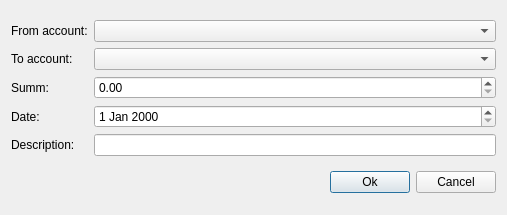
Before: the Qt Designer form editoperation.ui in sergey196510/mycash, drawn with Qt 5.
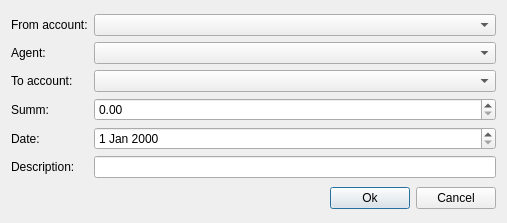
After: the same form once the commit is applied. Custom widgets are drawn as their Qt base class.

What changed in the file:
```diff
--- a/editoperation.ui
+++ b/editoperation.ui
@@ -7,7 +7,7 @@
     <x>0</x>
     <y>0</y>
     <width>507</width>
-    <height>215</height>
+    <height>223</height>
    </rect>
   </property>
   <property name="windowTitle">
@@ -16,27 +16,17 @@
   <layout class="QVBoxLayout" name="verticalLayout">
    <item>
     <layout class="QGridLayout" name="gridLayout">
-     <item row="2" column="1">
-      <widget class="QDoubleSpinBox" name="summSpinBox"/>
-     </item>
-     <item row="3" column="0">
-      <widget class="QLabel" name="label_4">
-       <property name="text">
-        <string>Date:</string>
-       </property>
-      </widget>
-     </item>
-     <item row="3" column="1">
+     <item row="4" column="1">
       <widget class="MyDateEdit" name="dateEdit"/>
      </item>
-     <item row="1" column="0">
+     <item row="2" column="0">
       <widget class="QLabel" name="label_2">
        <property name="text">
         <string>To account:</string>
        </property>
       </widget>
      </item>
-     <item row="1" column="1">
+     <item row="2" column="1">
       <widget class="AccountComboBox" name="to_Account"/>
      </item>
      <item row="0" column="0">
@@ -46,26 +36,46 @@
        </property>
       </widget>
      </item>
-     <item row="2" column="0">
+     <item row="3" column="0">
       <widget class="QLabel" name="label_3">
        <property name="text">
         <string>Summ:</string>
        </property>
       </widget>
      </item>
+     <item row="3" column="1">
+      <widget class="QDoubleSpinBox" name="summSpinBox"/>
+     </item>
+     <item row="4" column="0">
+      <widget class="QLabel" name="label_4">
+       <property name="text">
+        <string>Date:</string>
+       </property>
+      </widget>
+     </item>
      <item row="0" column="1">
       <widget class="AccountComboBox" name="from_account"/>
      </item>
-     <item row="4" column="0">
+     <item row="5" column="0">
       <widget class="QLabel" name="label_5">
        <property name="text">
         <string>Description:</string>
        </property>
       </widget>
      </item>
-     <item row="4" column="1">
+     <item row="5" column="1">
       <widget class="QLineEdit" name="descrEdit"/>
      </item>
+     <item row="1" column="0">
+      <widget class="QLabel" name="label_6">
+       <property name="text">
+        <string>Agent:</string>
+       </property>
+      </widget>
+     </item>
+     <item row="1" column="1">
+      <widget class="AgentComboBox" name="agent_comboBox"/>
+     </item>
     </layout>
    </item>
    <item>
@@ -110,7 +120,12 @@
   <customwidget>
    <class>AccountComboBox</class>
    <extends>QComboBox</extends>
-   <header>accountcombobox.h</header>
+   <header location="global">accountcombobox.h</header>
+  </customwidget>
+  <customwidget>
+   <class>AgentComboBox</class>
+   <extends>QComboBox</extends>
+   <header location="global">agentcombobox.h</header>
   </customwidget>
  </customwidgets>
  <tabstops>
```
